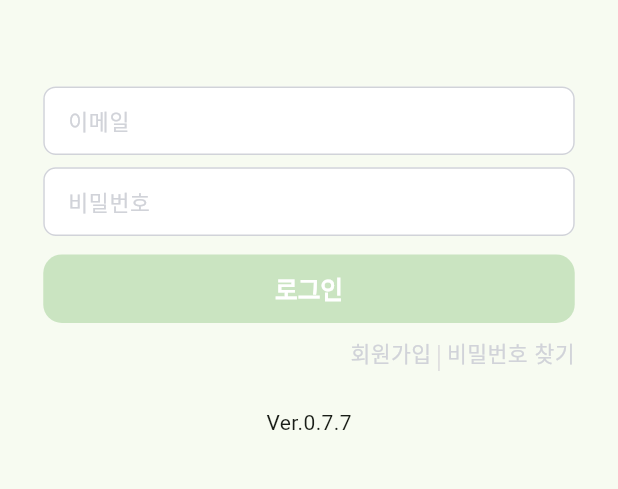
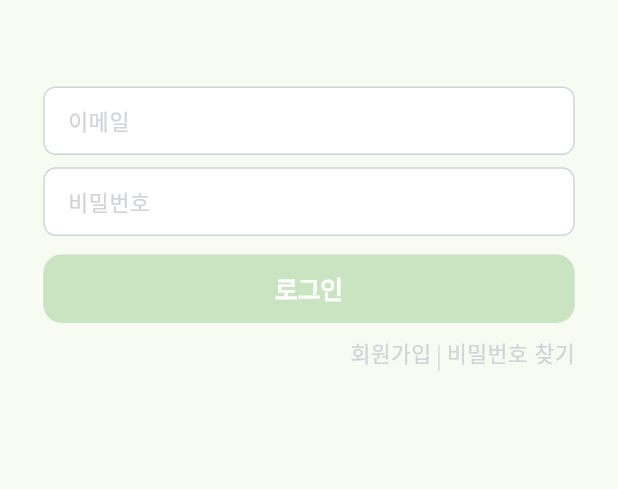
Before and after one commit to ROCCIA-901/roccia_901_client, a Flutter app: the screen it shows after launch, on a phone screen of 412 x 824 dp, the part 408-897 px from its top. Run offline on Flutter 3.47's test engine with Material 3 defaults, Android fonts, the phone set to English and light mode, and no system bars; our stand-ins replace auto_route, carousel_slider, dropdown_button2, email_validator, flutter_riverpod, flutter_secure_storage and 9 more; missing offline and left inert: http_interceptor; generated files the repository leaves out were written again; project files that could hold a hidden picture were left out.

Commit message:
chore: 버전 문구 삭제

```diff
--- a/lib/presentation/screens/login_screen.dart
+++ b/lib/presentation/screens/login_screen.dart
@@ -86,10 +86,6 @@ class _LoginScreenState extends ConsumerState<LoginScreen> {
               SizedBox(height: AppSize.of(context).safeBlockHorizontal * 2.5),
               _buildSignInAndPasswordResetButton(),
               SizedBox(height: AppSize.of(context).safeBlockHorizontal * 5),
-              SizedBox(
-                height: AppSize.of(context).safeBlockHorizontal * 10,
-                child: Text("Ver.0.7.7"),
-              ),
             ],
           ),
         ),
```
